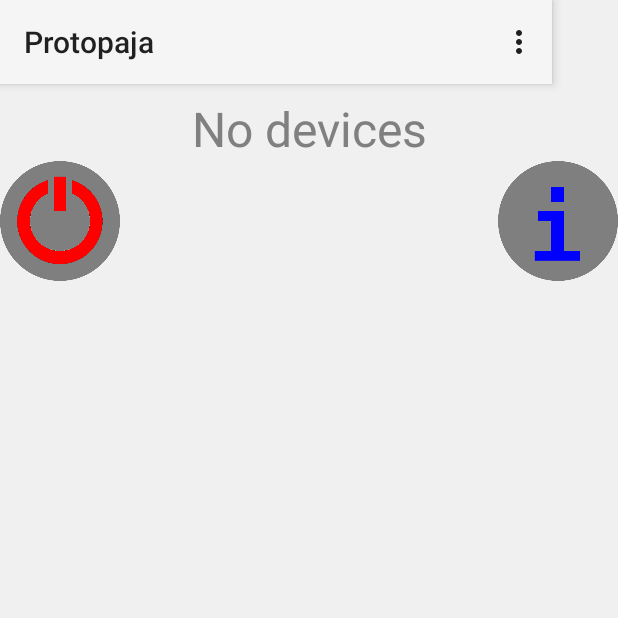
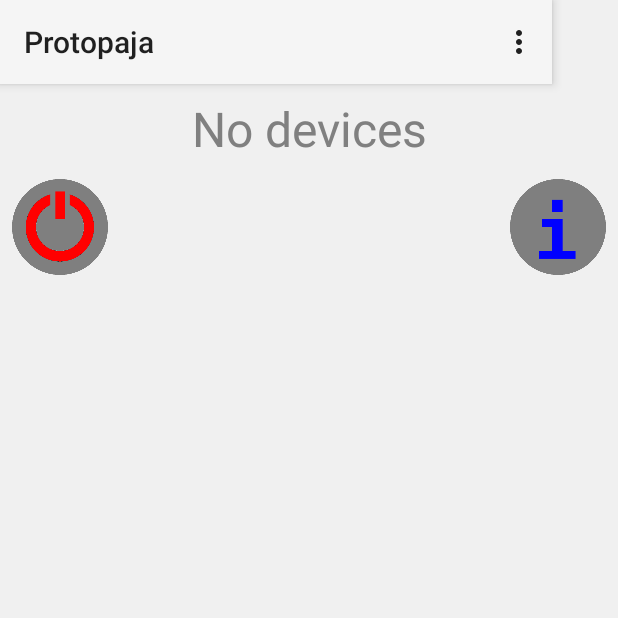
Before and after one commit to Panu-Pihkakoski/Protopaja4-Android-sovellus, an Android app: the fragment GearFragment placed in its activity, after a tap on an icon or button, on a phone screen of 412 x 824 dp, the top half of it. Run offline under Robolectric (Android 15) with nearby library versions, the phone set to English and light mode, and no system bars.

Commit message:
bug fixes, ui changes, etc.

```diff
--- a/app/src/main/java/com/proto4/protopaja/ui/ListFragment.java
+++ b/app/src/main/java/com/proto4/protopaja/ui/ListFragment.java
@@ -127,7 +127,7 @@ public class ListFragment extends Fragment {
                 groupPosition = i;
         }
         if (groupPosition == -1)
-            groupPosition = listItems.size()-1;
+            groupPosition = 0;
         if (expandedGroup != group) {
             for (int i = 0; i < items.size(); i++) {
                 listItems.add(++groupPosition, items.get(i));
--- a/app/src/main/res/layout/fragment_gear.xml
+++ b/app/src/main/res/layout/fragment_gear.xml
@@ -17,7 +17,10 @@
             android:layout_alignParentStart="true"
             android:scaleType="fitCenter"
             android:src="@drawable/power_button_red"
-            android:background="#00000000" />
+            android:background="#00000000"
+            android:paddingTop="8dp"
+            android:paddingStart="8dp"
+            android:paddingEnd="8dp" />
 
         <ImageButton
             android:id="@+id/gear_info_button"
@@ -26,7 +29,10 @@
             android:layout_alignParentEnd="true"
             android:scaleType="fitCenter"
             android:src="@drawable/info_button_blue"
-            android:background="#00000000" />
+            android:background="#00000000"
+            android:paddingTop="8dp"
+            android:paddingStart="8dp"
+            android:paddingEnd="8dp" />
 
     </RelativeLayout>
 
--- a/app/src/main/res/layout/recycler_list_row.xml
+++ b/app/src/main/res/layout/recycler_list_row.xml
@@ -6,7 +6,7 @@
     <RelativeLayout
         android:layout_width="match_parent"
         android:layout_height="wrap_content"
-        android:background="#808080"
+        android:background="@color/main_bg"
         android:padding="5dp"
         android:elevation="4dp"
         android:id="@+id/relativeLayout">
@@ -15,7 +15,7 @@
             android:id="@+id/list_row_boundaries"
             android:layout_width="match_parent"
             android:layout_height="wrap_content"
-            android:background="#101010"
+            android:background="@color/main_bg"
             android:elevation="4dp">
 
             <TextView
--- a/app/src/main/res/values/strings.xml
+++ b/app/src/main/res/values/strings.xml
@@ -10,10 +10,12 @@
     <string name="action_navi_control">Control</string>
     <string name="action_navi_data">Data</string>
 
-    <string name="gear_list_title">Lights</string>
+    <string name="gear_list_title">Lamps</string>
 
     <string name="no_devices">No devices</string>
-    <string name="no_gears">No lights</string>
+    <string name="no_gears">No lamps</string>
+
+    <string name="all_lamps">All lamps</string>
 
     <string name="brightness_icon_desc">Brightness</string>
     <string name="temp_icon_desc">Temperature</string>
@@ -28,6 +30,6 @@
                         To start selecting lamps, press and hold on a lamp.\n
                         Click on \"Create new group\" to create new group from selected lamps.\n
                         Click on \"Remove\" to remove selected lamps from group.\n
-                        Note: Lamps from group \"All\" cannot be removed.</string>
+                        Note: Lamps from group \"All lamps\" cannot be removed.</string>
 
 </resources>
```
Also changed, not shown: app/src/main/java/com/proto4/protopaja/MainActivity.java (+76 -67 lines), app/src/main/res/drawable/brightness_icon.png (deleted), app/src/main/res/drawable/info_button.png (deleted), app/src/main/res/drawable/power_button.png (deleted), app/src/main/res/drawable/temp_icon.png (deleted).
